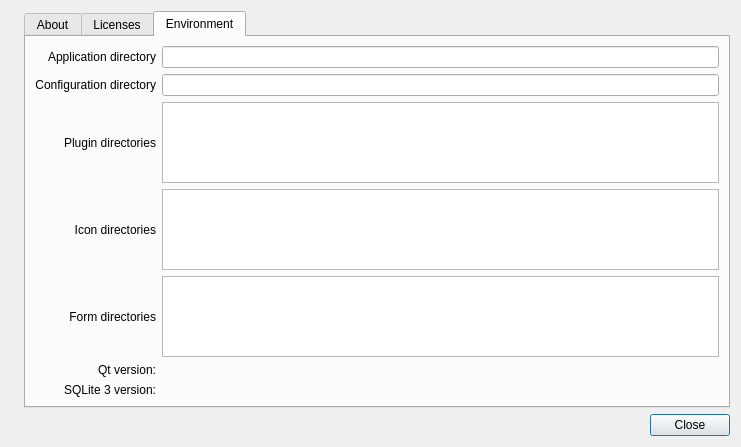
Before: the Qt Designer form SQLiteStudio3/guiSQLiteStudio/dialogs/aboutdialog.ui in pawelsalawa/sqlitestudio, drawn with Qt 5.
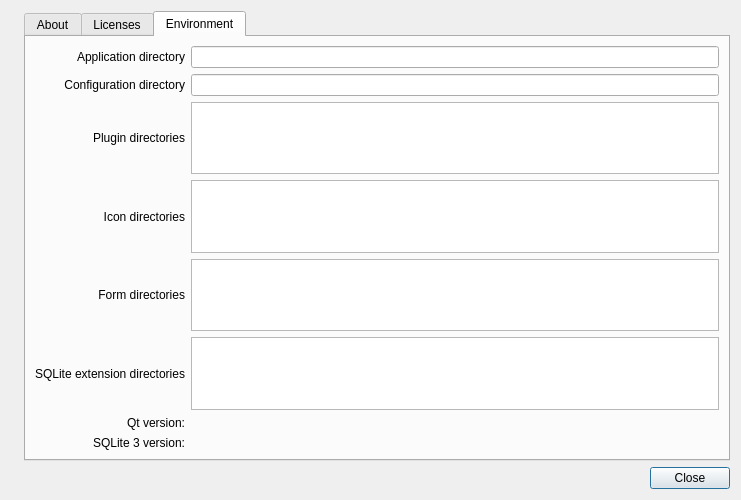
After: the same form once the commit is applied. The open tabs and pages were chosen to show the change.

Commit message: #4221 Enhanced SQLite extensions manager to support dropping arbitrary SQLite extensions into predefined directories, that can be learned the from About dialog

The edit to the form file:
```diff
--- a/SQLiteStudio3/guiSQLiteStudio/dialogs/aboutdialog.ui
+++ b/SQLiteStudio3/guiSQLiteStudio/dialogs/aboutdialog.ui
@@ -7,7 +7,7 @@
     <x>0</x>
     <y>0</y>
     <width>741</width>
-    <height>447</height>
+    <height>500</height>
    </rect>
   </property>
   <property name="windowTitle">
@@ -17,7 +17,7 @@
    <item row="0" column="1">
     <widget class="QTabWidget" name="tabWidget">
      <property name="currentIndex">
-      <number>0</number>
+      <number>2</number>
      </property>
      <widget class="QWidget" name="about">
       <attribute name="title">
@@ -55,6 +55,47 @@
        <string>Environment</string>
       </attribute>
       <layout class="QGridLayout" name="gridLayout_4">
+       <item row="1" column="2">
+        <widget class="QLineEdit" name="cfgDirEdit">
+         <property name="readOnly">
+          <bool>true</bool>
+         </property>
+        </widget>
+       </item>
+       <item row="7" column="2">
+        <widget class="QLabel" name="sqlite3Edit">
+         <property name="text">
+          <string/>
+         </property>
+        </widget>
+       </item>
+       <item row="1" column="0">
+        <widget class="QLabel" name="cfgDirLabel">
+         <property name="text">
+          <string>Configuration directory</string>
+         </property>
+         <property name="alignment">
+          <set>Qt::AlignRight|Qt::AlignTrailing|Qt::AlignVCenter</set>
+         </property>
+        </widget>
+       </item>
+       <item row="6" column="0">
+        <widget class="QLabel" name="qtVerLabel">
+         <property name="text">
+          <string>Qt version:</string>
+         </property>
+         <property name="alignment">
+          <set>Qt::AlignRight|Qt::AlignTrailing|Qt::AlignVCenter</set>
+         </property>
+        </widget>
+       </item>
+       <item row="3" column="2">
+        <widget class="QPlainTextEdit" name="iconDirList">
+         <property name="readOnly">
+          <bool>true</bool>
+         </property>
+        </widget>
+       </item>
        <item row="3" column="0">
         <widget class="QLabel" name="iconDirLabel">
          <property name="text">
@@ -65,33 +106,31 @@
          </property>
         </widget>
        </item>
+       <item row="4" column="2">
+        <widget class="QPlainTextEdit" name="formDirList">
+         <property name="readOnly">
+          <bool>true</bool>
+         </property>
+        </widget>
+       </item>
        <item row="2" column="2">
-        <widget class="QListWidget" name="pluginDirList">
-         <property name="contextMenuPolicy">
-          <enum>Qt::ActionsContextMenu</enum>
+        <widget class="QPlainTextEdit" name="pluginDirList">
+         <property name="readOnly">
+          <bool>true</bool>
          </property>
-         <property name="selectionMode">
-          <enum>QAbstractItemView::ExtendedSelection</enum>
+        </widget>
+       </item>
+       <item row="0" column="2">
+        <widget class="QLineEdit" name="appDirEdit">
+         <property name="readOnly">
+          <bool>true</bool>
          </property>
         </widget>
        </item>
-       <item row="4" column="0">
-        <widget class="QLabel" name="formDirLabel">
+       <item row="6" column="2">
+        <widget class="QLabel" name="qtVerEdit">
          <property name="text">
-          <string>Form directories</string>
-         </property>
-         <property name="alignment">
-          <set>Qt::AlignRight|Qt::AlignTrailing|Qt::AlignVCenter</set>
-         </property>
-        </widget>
-       </item>
-       <item row="3" column="2">
-        <widget class="QListWidget" name="iconDirList">
-         <property name="contextMenuPolicy">
-          <enum>Qt::ActionsContextMenu</enum>
-         </property>
-         <property name="selectionMode">
-          <enum>QAbstractItemView::ExtendedSelection</enum>
+          <string/>
          </property>
         </widget>
        </item>
@@ -105,16 +144,6 @@
          </property>
         </widget>
        </item>
-       <item row="1" column="0">
-        <widget class="QLabel" name="cfgDirLabel">
-         <property name="text">
-          <string>Configuration directory</string>
-         </property>
-         <property name="alignment">
-          <set>Qt::AlignRight|Qt::AlignTrailing|Qt::AlignVCenter</set>
-         </property>
-        </widget>
-       </item>
        <item row="0" column="0">
         <widget class="QLabel" name="appDirLabel">
          <property name="text">
@@ -125,48 +154,7 @@
          </property>
         </widget>
        </item>
-       <item row="4" column="2">
-        <widget class="QListWidget" name="formDirList">
-         <property name="contextMenuPolicy">
-          <enum>Qt::ActionsContextMenu</enum>
-         </property>
-         <property name="selectionMode">
-          <enum>QAbstractItemView::ExtendedSelection</enum>
-         </property>
-        </widget>
-       </item>
-       <item row="0" column="2">
-        <widget class="QLineEdit" name="appDirEdit">
-         <property name="readOnly">
-          <bool>true</bool>
-         </property>
-        </widget>
-       </item>
-       <item row="5" column="0">
-        <widget class="QLabel" name="qtVerLabel">
-         <property name="text">
-          <string>Qt version:</string>
-         </property>
-         <property name="alignment">
-          <set>Qt::AlignRight|Qt::AlignTrailing|Qt::AlignVCenter</set>
-         </property>
-        </widget>
-       </item>
-       <item row="5" column="2">
-        <widget class="QLabel" name="qtVerEdit">
-         <property name="text">
-          <string/>
-         </property>
-        </widget>
-       </item>
-       <item row="1" column="2">
-        <widget class="QLineEdit" name="cfgDirEdit">
-         <property name="readOnly">
-          <bool>true</bool>
-         </property>
-        </widget>
-       </item>
-       <item row="6" column="0">
+       <item row="7" column="0">
         <widget class="QLabel" name="sqlite3Label">
          <property name="text">
           <string>SQLite 3 version:</string>
@@ -176,10 +164,30 @@
          </property>
         </widget>
        </item>
-       <item row="6" column="2">
-        <widget class="QLabel" name="sqlite3Edit">
+       <item row="4" column="0">
+        <widget class="QLabel" name="formDirLabel">
          <property name="text">
-          <string/>
+          <string>Form directories</string>
+         </property>
+         <property name="alignment">
+          <set>Qt::AlignRight|Qt::AlignTrailing|Qt::AlignVCenter</set>
+         </property>
+        </widget>
+       </item>
+       <item row="5" column="2">
+        <widget class="QPlainTextEdit" name="extensionDirList">
+         <property name="readOnly">
+          <bool>true</bool>
+         </property>
+        </widget>
+       </item>
+       <item row="5" column="0">
+        <widget class="QLabel" name="extensionDirLabel">
+         <property name="text">
+          <string>SQLite extension directories</string>
+         </property>
+         <property name="alignment">
+          <set>Qt::AlignRight|Qt::AlignTrailing|Qt::AlignVCenter</set>
          </property>
         </widget>
        </item>
```
The commit also changes 17 other files.
